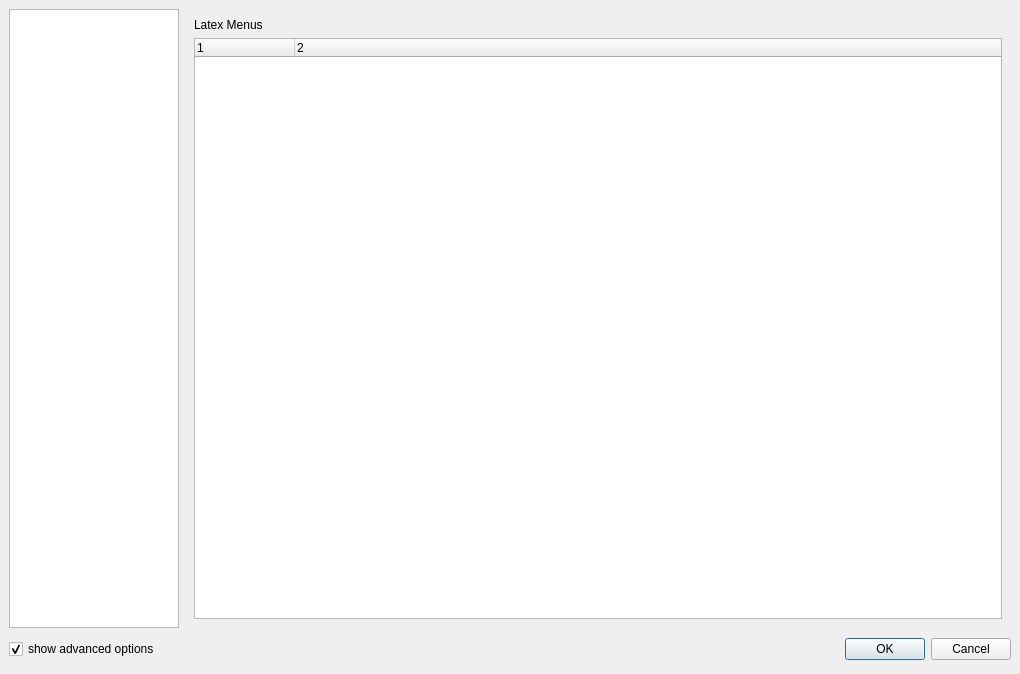
Before: the Qt Designer form configdialog.ui in svn2github/texstudio-trunk, drawn with Qt 5.
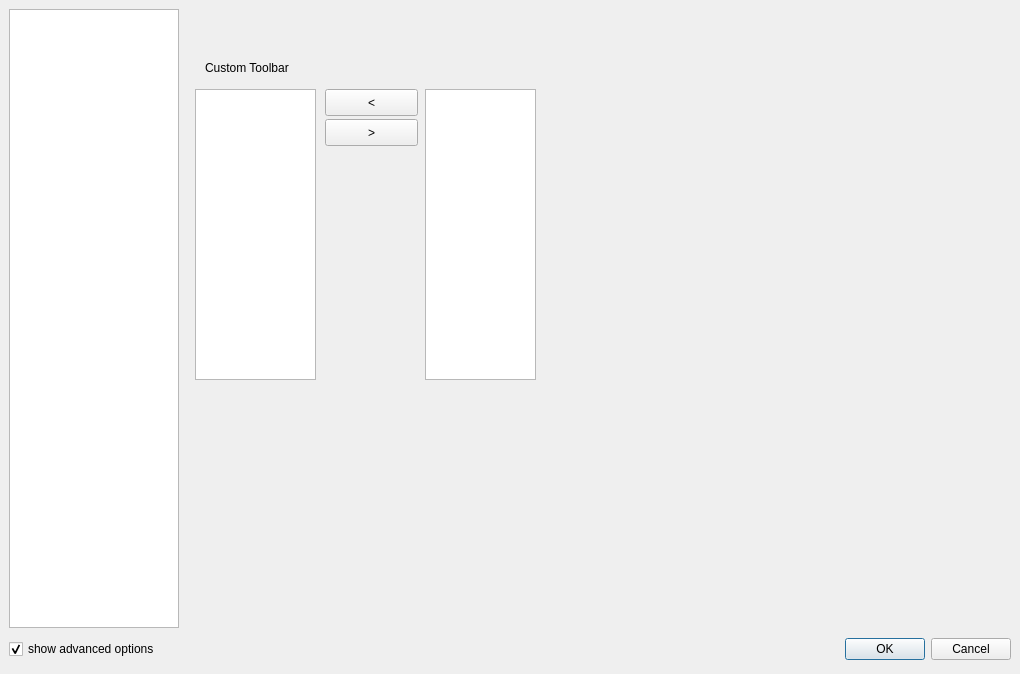
After: the same form once the commit is applied. Icons and pictures are not drawn.

Commit message: custom toolbar added

What changed in the file:
```diff
--- a/configdialog.ui
+++ b/configdialog.ui
@@ -127,7 +127,7 @@
       </size>
      </property>
      <property name="currentIndex">
-      <number>4</number>
+      <number>5</number>
      </property>
      <widget class="QWidget" name="page_2">
       <layout class="QVBoxLayout">
@@ -877,6 +877,67 @@
        </item>
       </layout>
      </widget>
+     <widget class="QWidget" name="page_4">
+      <widget class="QLabel" name="label_20">
+       <property name="geometry">
+        <rect>
+         <x>20</x>
+         <y>50</y>
+         <width>171</width>
+         <height>17</height>
+        </rect>
+       </property>
+       <property name="text">
+        <string>Custom Toolbar</string>
+       </property>
+      </widget>
+      <widget class="QListWidget" name="listCustomToolBar">
+       <property name="geometry">
+        <rect>
+         <x>10</x>
+         <y>80</y>
+         <width>121</width>
+         <height>291</height>
+        </rect>
+       </property>
+      </widget>
+      <widget class="QListWidget" name="listCustomIcons">
+       <property name="geometry">
+        <rect>
+         <x>240</x>
+         <y>80</y>
+         <width>111</width>
+         <height>291</height>
+        </rect>
+       </property>
+      </widget>
+      <widget class="QPushButton" name="pbToToolbar">
+       <property name="geometry">
+        <rect>
+         <x>140</x>
+         <y>80</y>
+         <width>93</width>
+         <height>27</height>
+        </rect>
+       </property>
+       <property name="text">
+        <string>&lt;</string>
+       </property>
+      </widget>
+      <widget class="QPushButton" name="pbFromToolbar">
+       <property name="geometry">
+        <rect>
+         <x>140</x>
+         <y>110</y>
+         <width>93</width>
+         <height>27</height>
+        </rect>
+       </property>
+       <property name="text">
+        <string>&gt;</string>
+       </property>
+      </widget>
+     </widget>
      <widget class="QWidget" name="pe">
       <layout class="QGridLayout">
        <property name="margin">
```
The commit also changes 12 other files.
